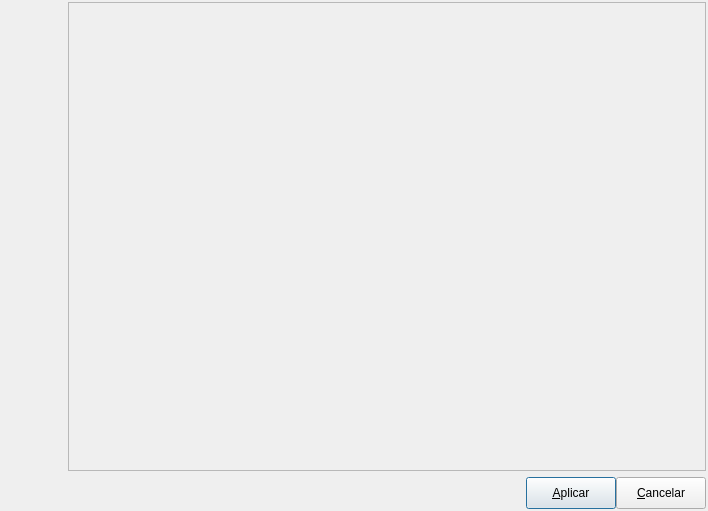
Before: the Qt Designer form pgmodeler_ui/ui/formexportacao.ui in erdincay/pgmodeler-old, drawn with Qt 5.
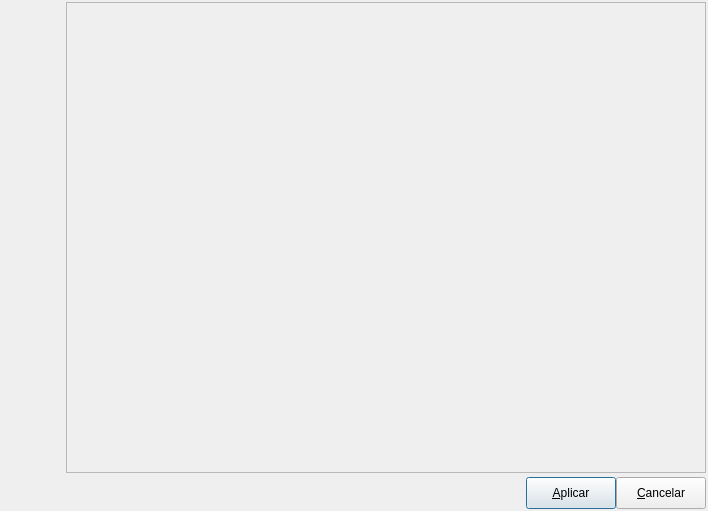
After: the same form once the commit is applied. Icons and pictures are not drawn.

```diff
--- a/pgmodeler_ui/ui/formexportacao.ui
+++ b/pgmodeler_ui/ui/formexportacao.ui
@@ -30,6 +30,9 @@
    <property name="margin">
     <number>2</number>
    </property>
+   <property name="spacing">
+    <number>4</number>
+   </property>
    <item row="0" column="0" rowspan="2">
     <widget class="QWidget" name="imgmeio_wgt" native="true">
      <property name="minimumSize">
```
